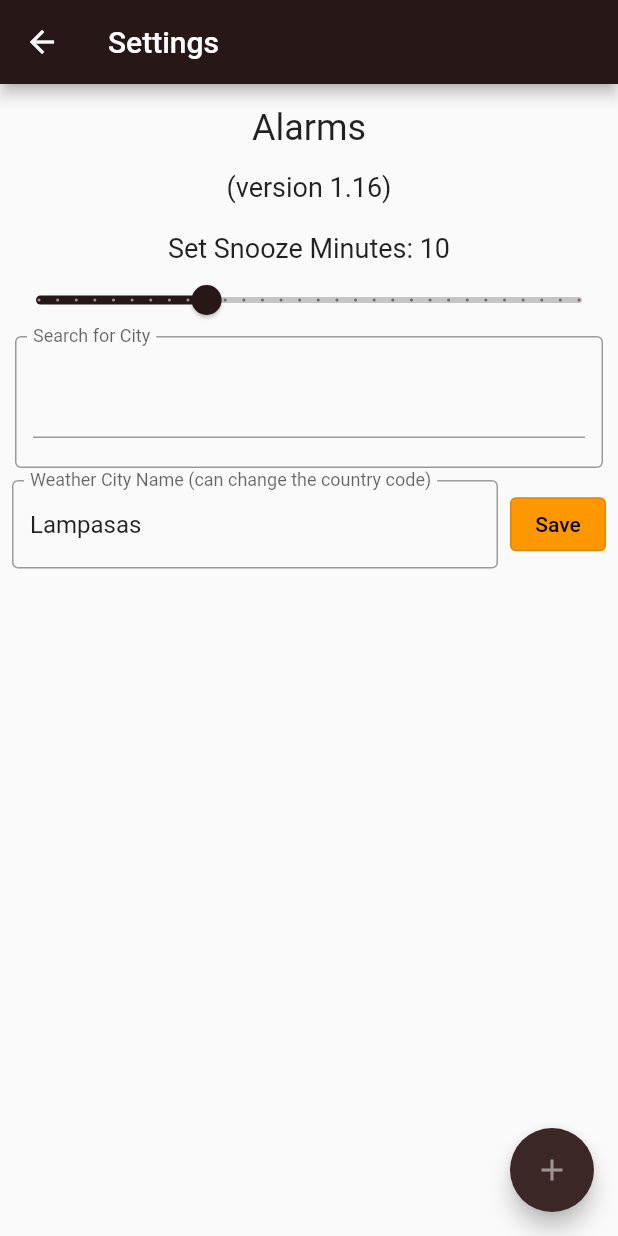
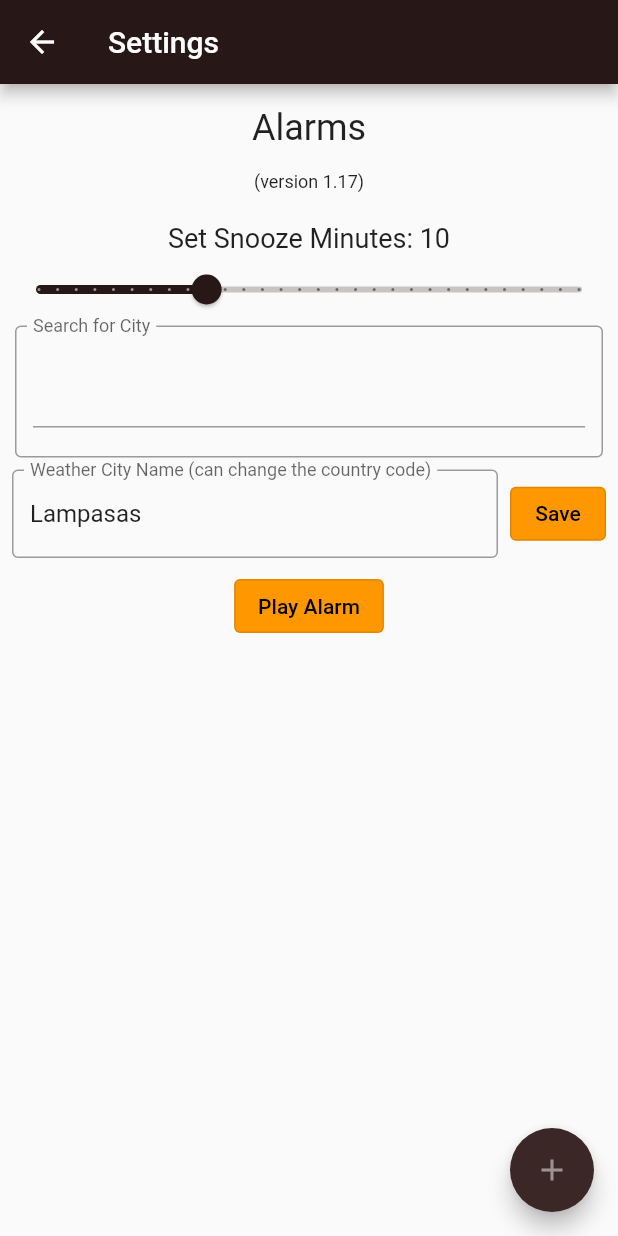
Before and after one commit to lmasullo/flutter_clock, a Flutter app: the Settings screen opened directly, on a phone screen of 412 x 824 dp. Run offline on Flutter 3.47's test engine with Material 2 defaults, Android fonts, the phone set to English and light mode, and no system bars; our stand-ins replace just_audio, shared_preferences, toggle_switch, wakelock, weather; missing offline and left inert: screen_brightness; accounts and stored records are empty; network calls fail.

```diff
--- a/lib/pages/settings.dart
+++ b/lib/pages/settings.dart
@@ -1,5 +1,6 @@
 // Dependencies
 import 'package:flutter/material.dart';
+import 'package:just_audio/just_audio.dart';
 
 // State
 import 'package:provider/provider.dart';
@@ -20,6 +21,31 @@ class Settings extends StatefulWidget {
 }
 
 class _SettingsState extends State<Settings> {
+  // Set variables
+  final player = AudioPlayer();
+  bool playing = false;
+
+  // Function to play alarm sound
+  void playAlarm() async {
+    // Set the audio source
+    await player.setAsset('assets/sounds/thanksgiving.mp4');
+    // Play the audio source
+    await player.play();
+
+    // Wait 2 second, then stop the song
+    // await Future.delayed(const Duration(seconds: 2));
+    // Stop the alarm
+    //await player.stop();
+  }
+
+  // Function to stop the alarm
+  void stopAlarm() async {
+    // Set the audio source
+    await player.setAsset('assets/sounds/thanksgiving.mp4');
+    // Play the audio source
+    await player.stop();
+  }
+
   @override
   Widget build(BuildContext context) {
     // Get the snoozeMinutes from the state
@@ -48,7 +74,7 @@ class _SettingsState extends State<Settings> {
               padding: EdgeInsets.all(15.0),
               child: Text('Alarms', style: TextStyle(fontSize: 24)),
             ),
-            const Text('(version 1.16)', style: TextStyle(fontSize: 18)),
+            const Text('(version 1.17)', style: TextStyle(fontSize: 12)),
             const SizedBox(height: 20),
             Text(
               'Set Snooze Minutes: $snoozeMinutes',
@@ -119,6 +145,33 @@ class _SettingsState extends State<Settings> {
               ),
             ),
 
+            OutlinedButton(
+              style: OutlinedButton.styleFrom(
+                foregroundColor: Colors.black,
+                backgroundColor: Colors.orange,
+              ),
+              onPressed: () => setState(() {
+                // playing = true;
+                // playAlarm();
+
+                // If playing is true, then stop the alarm
+                if (playing) {
+                  playing = false;
+                  stopAlarm();
+                } else {
+                  playing = true;
+                  playAlarm();
+                }
+              }),
+
+              child:
+                  playing ? const Text('Stop Alarm') : const Text('Play Alarm'),
+              // Play the alarm song
+              // playAlarm();
+              // null,
+              // child: const Text('Play the Alarm Song'),
+            ),
+
             const SizedBox(height: 20),
 
             // Widget to show alarms and add new alarms
```
